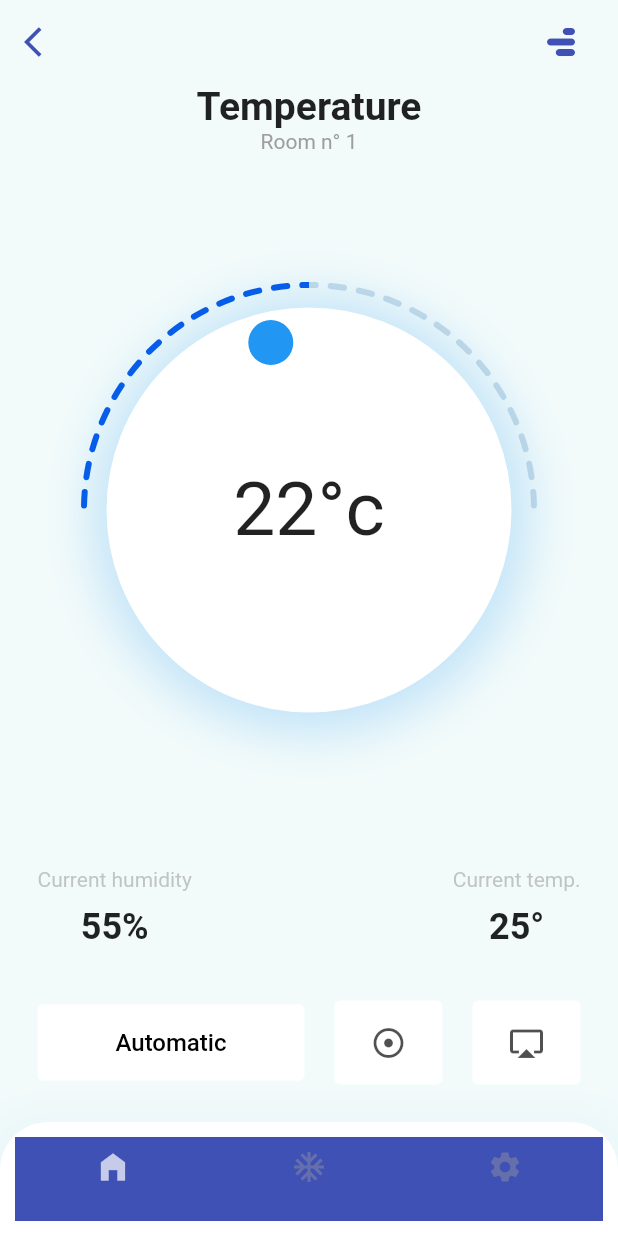
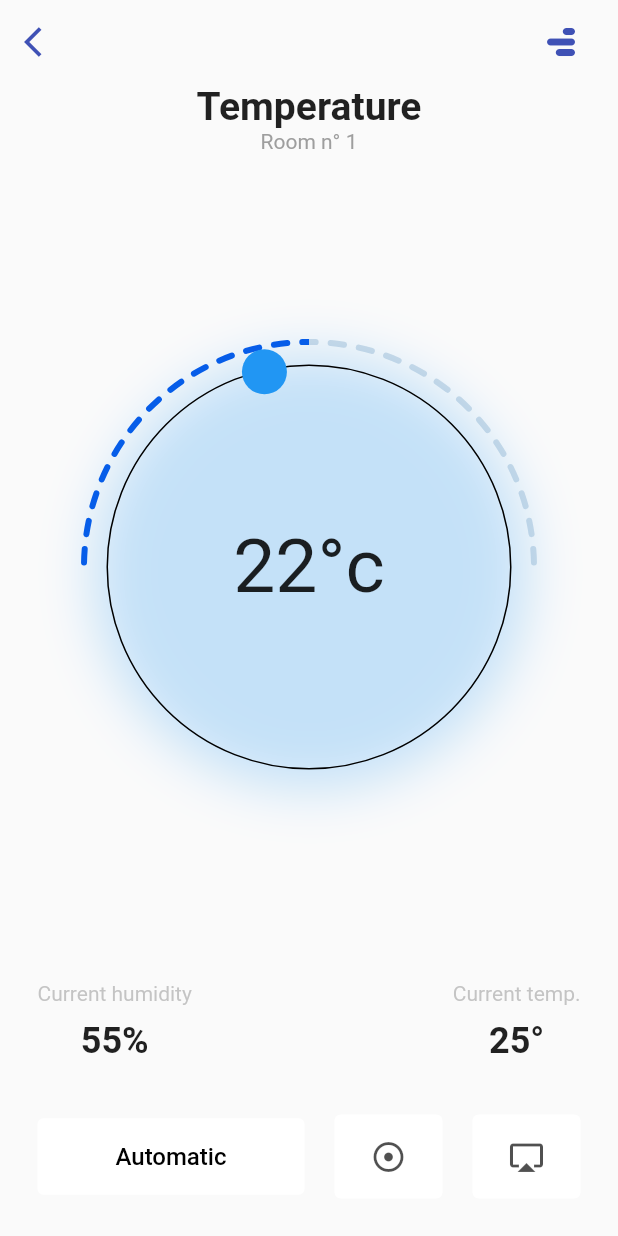
Before and after one commit to mrusso99/My-Holidays, a Flutter app: the AirConditioner screen opened by its route, on a phone screen of 412 x 824 dp. Run offline on Flutter 3.47's test engine with Material 2 defaults, Android fonts, the phone set to English and light mode, and no system bars; drawn by our look-alikes of sleek_circular_slider; our stand-ins replace cloud_firestore, firebase_auth, firebase_core, get, google_fonts, shared_preferences; missing offline and left inert: flutter_number_picker, mqtt_client, web3dart; accounts and stored records are empty; network calls fail; project files that could hold a hidden picture were left out.

Commit message:
Merge branch 'dalfieri98_branch' into main

```diff
--- a/lib/widgets/room_devices/air_conditioner.dart
+++ b/lib/widgets/room_devices/air_conditioner.dart
@@ -15,8 +15,8 @@ class _AirConditionerState extends State<AirConditioner> {
   @override
   Widget build(BuildContext context) {
     return Scaffold(
-      backgroundColor: kScaffoldBackgroundColor,
-      bottomNavigationBar: BottomNavBarWidget(),
+      //backgroundColor: kScaffoldBackgroundColor,
+      //bottomNavigationBar: BottomNavBarWidget(),
       appBar: AppBar(
         backgroundColor: Colors.transparent,
         elevation: 0,
--- a/lib/widgets/room_devices/slider_widget.dart
+++ b/lib/widgets/room_devices/slider_widget.dart
@@ -36,12 +36,12 @@ class _SliderWidgetState extends State<SliderWidget> {
               width: kDiameter - 30,
               height: kDiameter - 30,
               decoration: BoxDecoration(
-                  color: Colors.white,
+                  //color: Colors.white,
                   shape: BoxShape.circle,
                   border: Border.all(
-                    color: Colors.white,
-                    width: 20,
-                    style: BorderStyle.solid,
+                   // color: Colors.white,
+                   // width: 20,
+                   // style: BorderStyle.solid,
                   ),
                   boxShadow: [
                     BoxShadow(
```
